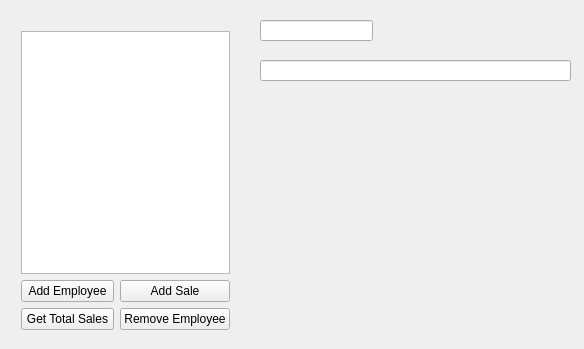
Old version of the form employgui/employgui.ui in the repository cclark99/pracgui.
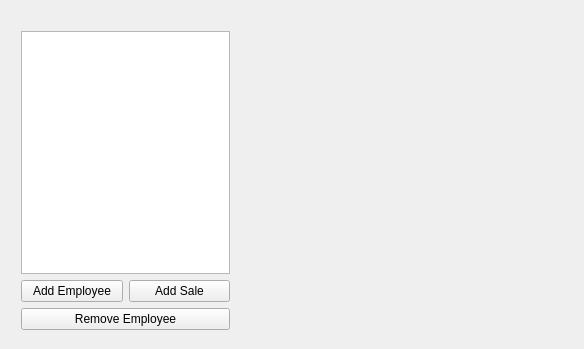
New version of the form.

What changed in the file:
```diff
--- a/employgui/employgui.ui
+++ b/employgui/employgui.ui
@@ -27,57 +27,73 @@
      <widget class="QListWidget" name="employeeList"/>
     </item>
     <item>
-     <layout class="QGridLayout" name="gridLayout_2">
-      <item row="1" column="1">
+     <layout class="QVBoxLayout" name="verticalLayout_2">
+      <item>
+       <layout class="QHBoxLayout" name="horizontalLayout">
+        <item>
+         <widget class="QPushButton" name="addEmployeeButton">
+          <property name="text">
+           <string>Add Employee</string>
+          </property>
+         </widget>
+        </item>
+        <item>
+         <widget class="QPushButton" name="addSaleButton">
+          <property name="text">
+           <string>Add Sale</string>
+          </property>
+         </widget>
+        </item>
+       </layout>
+      </item>
+      <item>
        <widget class="QPushButton" name="removeEmployeeButton">
         <property name="text">
          <string>Remove Employee</string>
         </property>
        </widget>
       </item>
-      <item row="1" column="0">
-       <widget class="QPushButton" name="totalButton">
-        <property name="text">
-         <string>Get Total Sales</string>
-        </property>
-       </widget>
-      </item>
-      <item row="0" column="1">
-       <widget class="QPushButton" name="addSaleButton">
-        <property name="text">
-         <string>Add Sale</string>
-        </property>
-       </widget>
-      </item>
-      <item row="0" column="0">
-       <widget class="QPushButton" name="addEmployeeButton">
-        <property name="text">
-         <string>Add Employee</string>
-        </property>
-       </widget>
-      </item>
      </layout>
     </item>
    </layout>
   </widget>
-  <widget class="QLineEdit" name="nameLabel">
+  <widget class="QLabel" name="nameLabel">
    <property name="geometry">
     <rect>
      <x>260</x>
      <y>20</y>
-     <width>113</width>
-     <height>21</height>
+     <width>49</width>
+     <height>16</height>
     </rect>
    </property>
+   <property name="text">
+    <string/>
+   </property>
   </widget>
-  <widget class="QLineEdit" name="saleLabel">
+  <widget class="QLabel" name="saleLabel">
    <property name="geometry">
     <rect>
      <x>260</x>
-     <y>60</y>
-     <width>311</width>
-     <height>21</height>
+     <y>50</y>
+     <width>301</width>
+     <height>16</height>
     </rect>
+   </property>
+   <property name="text">
+    <string/>
+   </property>
+  </widget>
+  <widget class="QLabel" name="totalLabel">
+   <property name="geometry">
+    <rect>
+     <x>260</x>
+     <y>80</y>
+     <width>301</width>
+     <height>16</height>
+    </rect>
+   </property>
+   <property name="text">
+    <string/>
    </property>
   </widget>
  </widget>
```
